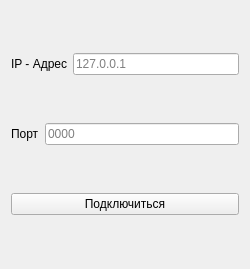
This is uiSources/TcpSettings.ui in DeanRiot/PyModbusQt as Qt 5 draws it before an edit. The edited form follows.
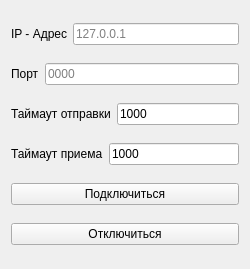
This is the edited form.

Diff of the .ui file:
```diff
--- a/uiSources/TcpSettings.ui
+++ b/uiSources/TcpSettings.ui
@@ -71,6 +71,60 @@
      </item>
     </layout>
    </item>
+   <item>
+    <layout class="QHBoxLayout" name="horizontalLayout_3">
+     <item>
+      <widget class="QLabel" name="label_3">
+       <property name="sizePolicy">
+        <sizepolicy hsizetype="Fixed" vsizetype="Fixed">
+         <horstretch>0</horstretch>
+         <verstretch>0</verstretch>
+        </sizepolicy>
+       </property>
+       <property name="text">
+        <string>Таймаут отправки</string>
+       </property>
+      </widget>
+     </item>
+     <item>
+      <widget class="QLineEdit" name="send_timeout_edit">
+       <property name="text">
+        <string>1000</string>
+       </property>
+       <property name="placeholderText">
+        <string>1000</string>
+       </property>
+      </widget>
+     </item>
+    </layout>
+   </item>
+   <item>
+    <layout class="QHBoxLayout" name="horizontalLayout_4">
+     <item>
+      <widget class="QLabel" name="label_4">
+       <property name="sizePolicy">
+        <sizepolicy hsizetype="Fixed" vsizetype="Fixed">
+         <horstretch>0</horstretch>
+         <verstretch>0</verstretch>
+        </sizepolicy>
+       </property>
+       <property name="text">
+        <string>Таймаут приема</string>
+       </property>
+      </widget>
+     </item>
+     <item>
+      <widget class="QLineEdit" name="receive_timeout_edit">
+       <property name="text">
+        <string>1000</string>
+       </property>
+       <property name="placeholderText">
+        <string>1000</string>
+       </property>
+      </widget>
+     </item>
+    </layout>
+   </item>
    <item>
     <widget class="QPushButton" name="connectButton">
      <property name="text">
@@ -78,6 +132,13 @@
      </property>
     </widget>
    </item>
+   <item>
+    <widget class="QPushButton" name="disconnectButton">
+     <property name="text">
+      <string>Отключиться</string>
+     </property>
+    </widget>
+   </item>
   </layout>
  </widget>
  <resources/>
```
